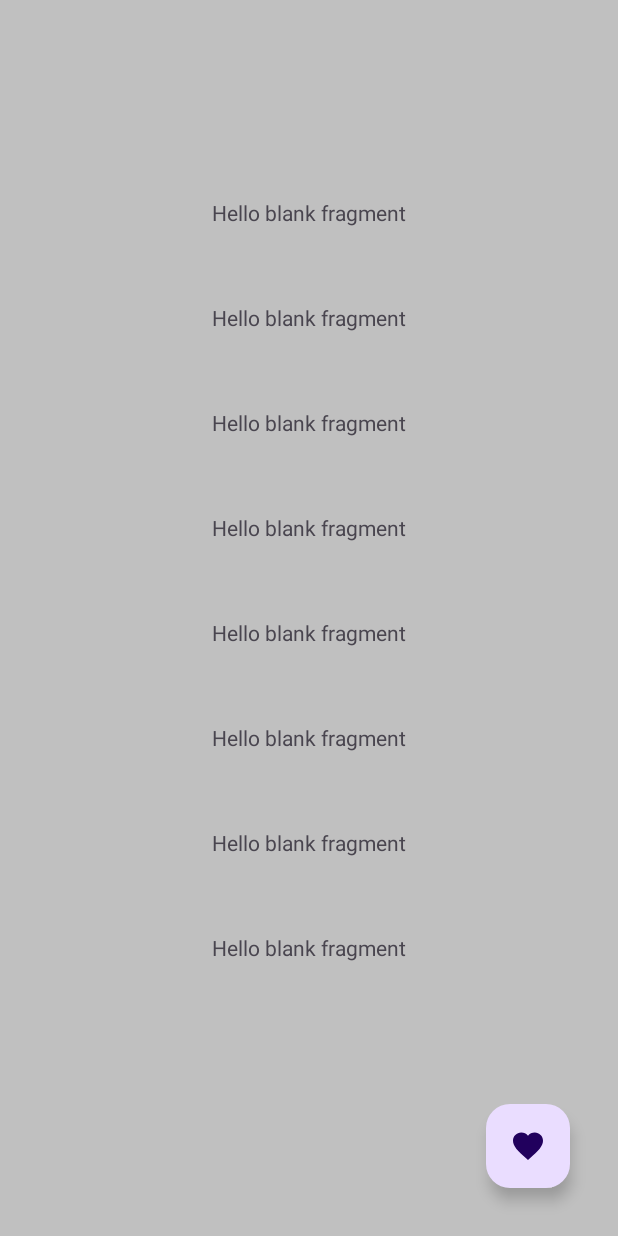
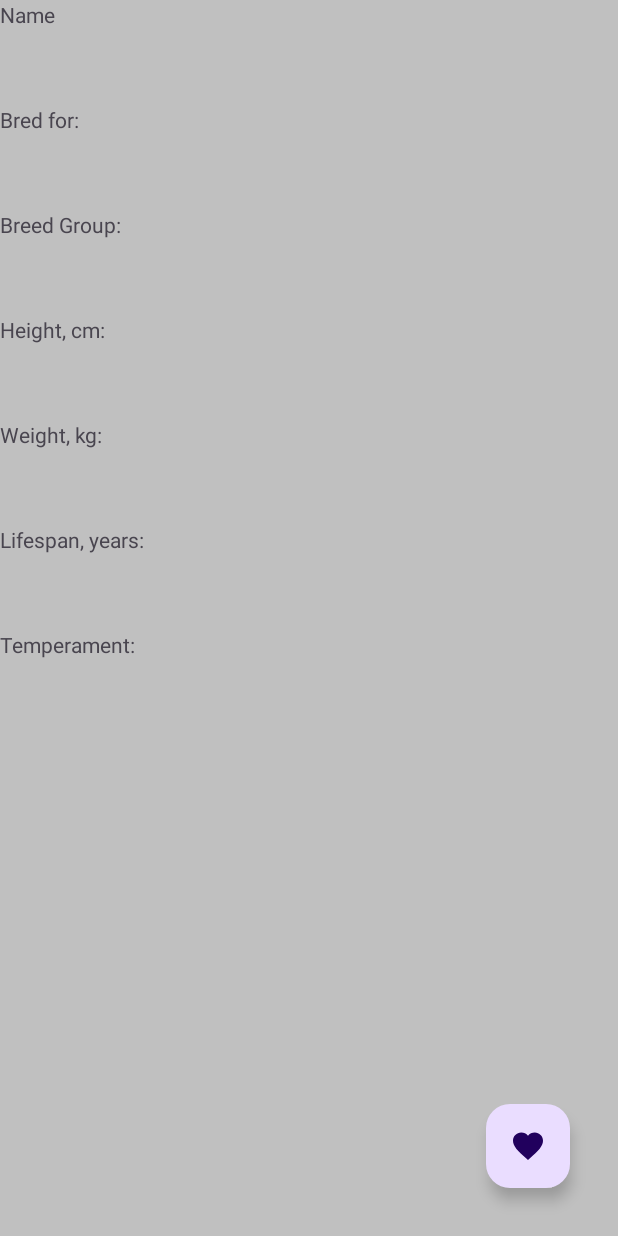
Before and after one commit to shikiwiki/TheDog, an Android app: the layout fragment_details.xml on its own in the app's theme, with its tools: preview values and no code run, on a phone screen of 412 x 824 dp. Run offline under Robolectric (Android 15) with nearby library versions, the phone set to English and light mode, and no system bars.

Commit message:
details fragment corrected, country code removed, works

```diff
--- a/data/src/main/java/com/example/data/util/Mapper.kt
+++ b/data/src/main/java/com/example/data/util/Mapper.kt
@@ -2,8 +2,8 @@ package com.example.data.util
 
 import com.example.data.local.entities.DogEntity
 import com.example.data.remote.dto.DogResponseItem
+import com.example.domain.model.Dog
 import com.example.domain.model.DogEntityModel
-import com.example.domain.model.Dog
 
 fun DogResponseItem.toDomain(): Dog {
     return Dog(
@@ -11,7 +11,6 @@ fun DogResponseItem.toDomain(): Dog {
         name = this.breeds[0].name,
         bredFor = this.breeds[0].bred_for,
         breedGroup = this.breeds[0].breed_group,
-        countryCode = this.breeds[0].country_code,
         height = this.breeds[0].height.metric,
         weight = this.breeds[0].weight.metric,
         number = this.breeds[0].id,
@@ -30,7 +29,6 @@ fun DogEntity.toDomain(): Dog {
         name = this.name,
         bredFor = this.bred_for,
         breedGroup = this.breed_group,
-        countryCode = this.country_code,
         height = this.height,
         weight = this.weight,
         number = this.number,
@@ -49,7 +47,6 @@ fun DogEntityModel.toEntity(): DogEntity {
         name = this.name,
         bred_for = this.bredFor,
         breed_group = this.breedGroup,
-        country_code = this.countryCode,
         height = this.height,
         weight = this.weight,
         number = this.number,
@@ -68,7 +65,6 @@ fun Dog.toEntityModel(): DogEntityModel {
         name = this.name,
         bredFor = this.bredFor,
         breedGroup = this.breedGroup,
-        countryCode = this.countryCode,
         height = this.height,
         weight = this.weight,
         number = this.number,
@@ -80,50 +76,3 @@ fun Dog.toEntityModel(): DogEntityModel {
         imageHeight = this.imageHeight
     )
 }
-
-
-//fun DogResponse.toDomain(): List<MDog> {
-//    return this.map { it.toDomain() }.toMutableList()
-//}
-
-//fun List<DogResponseItem>.toDomain(): List<MDog> {
-//    return this.map { it.toDomain() }.toMutableList()
-//}
-
-//fun MDog.toEntity(): DogEntity {
-//    return DogEntity(
-//        id = this.id,
-//        name = this.name,
-//        bred_for = this.bred_for,
-//        breed_group = this.breed_group,
-//        country_code = this.country_code,
-//        height = this.height,
-//        weight = this.weight,
-//        number = this.number,
-//        life_span = this.life_span,
-//        reference_image_id = this.reference_image_id,
-//        temperament = this.temperament,
-//        imageUrl = this.imageUrl,
-//        imageWidth = this.imageWidth,
-//        imageHeight = this.imageHeight
-//    )
-//}
-
-//fun DogEntity.toEntityModel(): DogEntityModel {
-//    return DogEntityModel(
-//        id = this.id,
-//        name = this.name,
-//        bred_for = this.bred_for,
-//        breed_group = this.breed_group,
-//        country_code = this.country_code,
-//        height = this.height,
-//        weight = this.weight,
-//        number = this.number,
-//        life_span = this.life_span,
-//        reference_image_id = this.reference_image_id,
-//        temperament = this.temperament,
-//        imageUrl = this.imageUrl,
-//        imageWidth = this.imageWidth,
-//        imageHeight = this.imageHeight
-//    )
-//}
--- a/domain/src/main/java/com/example/domain/model/Dog.kt
+++ b/domain/src/main/java/com/example/domain/model/Dog.kt
@@ -7,7 +7,6 @@ data class Dog(
     val name: String = "",
     val bredFor: String = "",
     val breedGroup: String = "",
-    val countryCode: String = "",
     val height: String = "",
     val weight: String = "",
     val number: Int = 0,
--- a/domain/src/main/java/com/example/domain/model/DogEntityModel.kt
+++ b/domain/src/main/java/com/example/domain/model/DogEntityModel.kt
@@ -5,7 +5,6 @@ data class DogEntityModel (
     val name: String = "",
     val bredFor: String = "",
     val breedGroup: String = "",
-    val countryCode: String = "",
     val height: String = "",
     val weight: String = "",
     val number: Int = 0,
--- a/presentation/src/main/java/com/example/thedog/DetailsFragment.kt
+++ b/presentation/src/main/java/com/example/thedog/DetailsFragment.kt
@@ -22,7 +22,6 @@ class DetailsFragment : Fragment(R.layout.fragment_details) {
     private val name : TextView by lazy { binding.root.findViewById(R.id.name) }
     private val bredFor : TextView by lazy { binding.root.findViewById(R.id.bredFor) }
     private val breedGroup : TextView by lazy { binding.root.findViewById(R.id.breedGroup) }
-    private val countryCode : TextView by lazy { binding.root.findViewById(R.id.countryCode) }
     private val height : TextView by lazy { binding.root.findViewById(R.id.height) }
     private val weight : TextView by lazy { binding.root.findViewById(R.id.weight) }
     private val lifeSpan : TextView by lazy { binding.root.findViewById(R.id.lifeSpan) }
@@ -41,7 +40,6 @@ class DetailsFragment : Fragment(R.layout.fragment_details) {
             name.text = it.name
             bredFor.text = it.bredFor
             breedGroup.text = it.breedGroup
-            countryCode.text = it.countryCode
             height.text = it.height
             weight.text = it.weight
             lifeSpan.text = it.lifeSpan
--- a/presentation/src/main/res/layout/fragment_details.xml
+++ b/presentation/src/main/res/layout/fragment_details.xml
@@ -8,15 +8,15 @@
     tools:context=".DetailsFragment">
 
     <ScrollView
-        android:layout_width="wrap_content"
-        android:layout_height="wrap_content"
+        android:layout_width="0dp"
+        android:layout_height="0dp"
         app:layout_constraintBottom_toBottomOf="parent"
         app:layout_constraintEnd_toEndOf="parent"
         app:layout_constraintStart_toStartOf="parent"
         app:layout_constraintTop_toTopOf="parent">
 
         <LinearLayout
-            android:layout_width="wrap_content"
+            android:layout_width="match_parent"
             android:layout_height="wrap_content"
             android:orientation="vertical"
             app:layout_constraintBottom_toBottomOf="parent"
@@ -29,7 +29,7 @@
                 android:layout_width="match_parent"
                 android:layout_height="wrap_content"
                 android:contentDescription="@string/image"
-                app:layout_constraintBottom_toBottomOf="@+id/name"
+                app:layout_constraintBottom_toTopOf="@+id/name"
                 app:layout_constraintEnd_toEndOf="parent"
                 app:layout_constraintStart_toStartOf="parent"
                 app:layout_constraintTop_toTopOf="parent" />
@@ -38,90 +38,129 @@
                 android:id="@+id/name"
                 android:layout_width="match_parent"
                 android:layout_height="70dp"
-                android:text="@string/hello_blank_fragment"
+                android:text="@string/name"
                 android:visibility="visible"
-                app:layout_constraintBottom_toTopOf="@+id/image"
+                app:layout_constraintBottom_toTopOf="@+id/breedGroup"
                 app:layout_constraintEnd_toEndOf="parent"
                 app:layout_constraintStart_toStartOf="parent"
-                app:layout_constraintTop_toBottomOf="@+id/bredFor" />
+                app:layout_constraintTop_toBottomOf="@+id/image" />
+
+            <LinearLayout
+                android:layout_width="match_parent"
+                android:layout_height="wrap_content"
+                android:orientation="horizontal">
+
+                <TextView
+                    android:id="@+id/bredForCell"
+                    android:layout_width="100dp"
+                    android:layout_height="70dp"
+                    android:text="@string/bred_for"
+                    android:visibility="visible" />
 
                 <TextView
                     android:id="@+id/bredFor"
                     android:layout_width="match_parent"
                     android:layout_height="70dp"
-                android:text="@string/hello_blank_fragment"
-                android:visibility="visible"
-                app:layout_constraintBottom_toTopOf="@+id/name"
-                app:layout_constraintEnd_toEndOf="parent"
-                app:layout_constraintStart_toStartOf="parent"
-                app:layout_constraintTop_toBottomOf="@+id/breedGroup" />
+                    android:visibility="visible" />
+
+            </LinearLayout>
+
+            <LinearLayout
+                android:layout_width="match_parent"
+                android:layout_height="wrap_content"
+                android:orientation="horizontal">
+
+                <TextView
+                    android:id="@+id/breedGroupCell"
+                    android:layout_width="100dp"
+                    android:layout_height="70dp"
+                    android:text="@string/breed_group"
+                    android:visibility="visible" />
 
                 <TextView
                     android:id="@+id/breedGroup"
                     android:layout_width="match_parent"
                     android:layout_height="70dp"
-                android:text="@string/hello_blank_fragment"
-                android:visibility="visible"
-                app:layout_constraintBottom_toTopOf="@+id/bredFor"
-                app:layout_constraintEnd_toEndOf="parent"
-                app:layout_constraintStart_toStartOf="parent"
-                app:layout_constraintTop_toBottomOf="@+id/countryCode" />
+                    android:visibility="visible" />
+            </LinearLayout>
+
+            <LinearLayout
+                android:layout_width="match_parent"
+                android:layout_height="wrap_content"
+                android:orientation="horizontal">
 
                 <TextView
-                android:id="@+id/countryCode"
-                android:layout_width="match_parent"
+                    android:id="@+id/heightCell"
+                    android:layout_width="100dp"
                     android:layout_height="70dp"
-                android:text="@string/hello_blank_fragment"
-                android:visibility="visible"
-                app:layout_constraintBottom_toTopOf="@+id/breedGroup"
-                app:layout_constraintEnd_toEndOf="parent"
-                app:layout_constraintStart_toStartOf="parent"
-                app:layout_constraintTop_toBottomOf="@+id/height" />
+                    android:text="@string/height"
+                    android:visibility="visible" />
 
                 <TextView
                     android:id="@+id/height"
                     android:layout_width="match_parent"
                     android:layout_height="70dp"
-                android:text="@string/hello_blank_fragment"
-                android:visibility="visible"
-                app:layout_constraintBottom_toTopOf="@+id/countryCode"
-                app:layout_constraintEnd_toEndOf="parent"
-                app:layout_constraintStart_toStartOf="parent"
-                app:layout_constraintTop_toBottomOf="@+id/weight" />
+                    android:visibility="visible" />
+            </LinearLayout>
+
+            <LinearLayout
+                android:layout_width="match_parent"
+                android:layout_height="wrap_content"
+                android:orientation="horizontal">
+
+                <TextView
+                    android:id="@+id/weightCell"
+                    android:layout_width="100dp"
+                    android:layout_height="70dp"
+                    android:text="@string/weight"
+                    android:visibility="visible" />
 
                 <TextView
                     android:id="@+id/weight"
                     android:layout_width="match_parent"
                     android:layout_height="70dp"
-                android:text="@string/hello_blank_fragment"
-                android:visibility="visible"
-                app:layout_constraintBottom_toTopOf="@+id/height"
-                app:layout_constraintEnd_toEndOf="parent"
-                app:layout_constraintStart_toStartOf="parent"
-                app:layout_constraintTop_toBottomOf="@+id/lifeSpan" />
+                    android:visibility="visible" />
+            </LinearLayout>
+
+            <LinearLayout
+                android:layout_width="match_parent"
+                android:layout_height="wrap_content"
+                android:orientation="horizontal">
+
+                <TextView
+                    android:id="@+id/lifeSpanCell"
+                    android:layout_width="100dp"
+                    android:layout_height="70dp"
+                    android:text="@string/lifespan"
+                    android:visibility="visible" />
 
                 <TextView
                     android:id="@+id/lifeSpan"
                     android:layout_width="match_parent"
                     android:layout_height="70dp"
-                android:text="@string/hello_blank_fragment"
-                android:visibility="visible"
-                app:layout_constraintBottom_toTopOf="@+id/weight"
-                app:layout_constraintEnd_toEndOf="parent"
-                app:layout_constraintStart_toStartOf="parent"
-                app:layout_constraintTop_toBottomOf="@+id/temperament" />
+                    android:visibility="visible" />
+            </LinearLayout>
+
+            <LinearLayout
+                android:layout_width="match_parent"
+                android:layout_height="wrap_content"
+                android:orientation="horizontal">
+
+                <TextView
+                    android:id="@+id/temperamentCell"
+                    android:layout_width="100dp"
+                    android:layout_height="70dp"
+                    android:text="@string/temperament"
+                    android:visibility="visible" />
 
                 <TextView
                     android:id="@+id/temperament"
                     android:layout_width="match_parent"
                     android:layout_height="70dp"
-                android:text="@string/hello_blank_fragment"
-                android:visibility="visible"
-                app:layout_constraintBottom_toTopOf="@+id/lifeSpan"
-                app:layout_constraintEnd_toEndOf="parent"
-                app:layout_constraintStart_toStartOf="parent"
-                app:layout_constraintTop_toBottomOf="parent" />
+                    android:visibility="visible" />
             </LinearLayout>
+        </LinearLayout>
+
     </ScrollView>
 
     <com.google.android.material.floatingactionbutton.FloatingActionButton
--- a/presentation/src/main/res/values/strings.xml
+++ b/presentation/src/main/res/values/strings.xml
@@ -10,4 +10,12 @@
     <string name="like">Like</string>
     <string name="no_internet">No Internet</string>
     <string name="retry">Retry</string>
+    <string name="name">Name</string>
+    <string name="bred_for">Bred for:</string>
+    <string name="breed_group">Breed Group:</string>
+    <string name="country">Country:</string>
+    <string name="height">Height, cm:</string>
+    <string name="weight">Weight, kg:</string>
+    <string name="lifespan">Lifespan, years:</string>
+    <string name="temperament">Temperament:</string>
 </resources>
```
Lines whose indentation alone changed are shown as unchanged.
